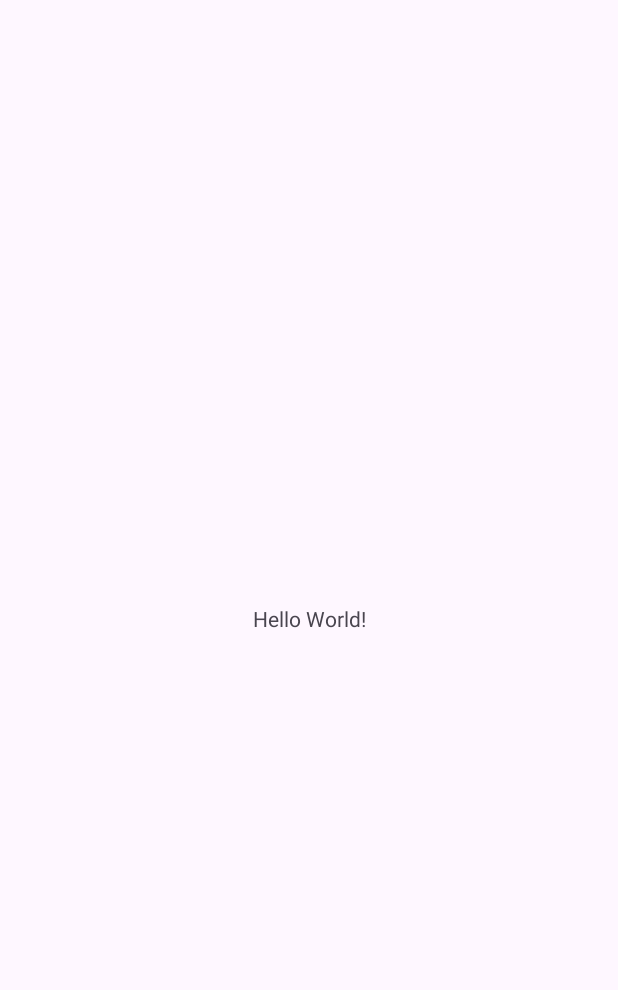
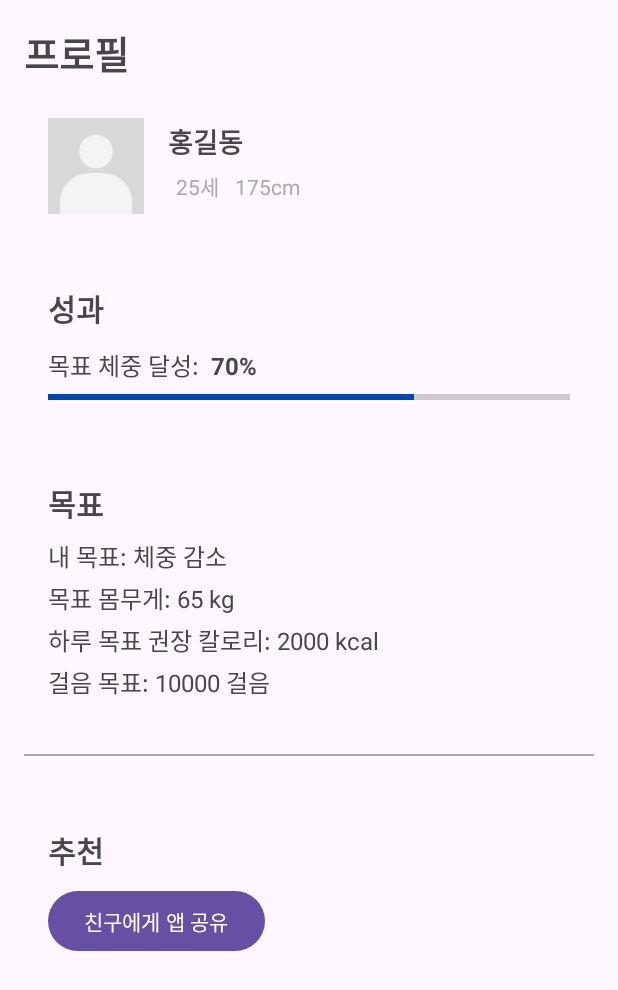
Before and after one commit to MJU-Mobile-Computing/frontend, an Android app: the screen it shows after launch (MainActivity before the commit, MyPageActivity after it), on a phone screen of 412 x 824 dp. Before the commit the part shown is almost empty. Shown: the top 990 px of the screen. Run offline under Robolectric (Android 15) with nearby library versions, the phone set to English and light mode, and no system bars.

Commit message:
마이MyPage êµ기능 및 UI 구현, 프로필 수정 기ëI 구현

```diff
--- a/app/src/main/AndroidManifest.xml
+++ b/app/src/main/AndroidManifest.xml
@@ -13,7 +13,7 @@
         android:theme="@style/Theme.MC_Project"
         tools:targetApi="31">
         <activity
-            android:name=".MainActivity"
+            android:name=".MyPageActivity"
             android:exported="true">
             <intent-filter>
                 <action android:name="android.intent.action.MAIN" />
@@ -21,6 +21,10 @@
                 <category android:name="android.intent.category.LAUNCHER" />
             </intent-filter>
         </activity>
+        <activity android:name=".EditProfileActivity"></activity>
+
     </application>
 
+
+
 </manifest>
--- /dev/null
+++ b/app/src/main/java/com/example/mc_project/MyPageActivity.kt
@@ -0,0 +1,36 @@
+package com.example.mc_project
+import android.os.Bundle
+import androidx.appcompat.app.AppCompatActivity
+import com.example.mc_project.databinding.ActivityMyPageBinding
+import android.content.Intent
+
+class MyPageActivity : AppCompatActivity() {
+    private lateinit var binding: ActivityMyPageBinding
+
+    override fun onCreate(savedInstanceState: Bundle?) {
+        super.onCreate(savedInstanceState)
+        binding = ActivityMyPageBinding.inflate(layoutInflater)
+        setContentView(binding.root)
+
+        // 프로필 정보 설정
+        binding.profile.setOnClickListener {
+            startActivity(Intent(this, EditProfileActivity::class.java))
+        }
+
+//        // 성과 설정
+//        binding.achievements.setOnClickListener {
+////            startActivity(Intent(this, EditAchievementsActivity::class.java))
+//        }
+//
+//        // 목표 설정
+//        binding.goals.setOnClickListener {
+////            startActivity(Intent(this, EditGoalsActivity::class.java))
+//        }
+//
+//        // 추천 설정
+//        binding.recommendation.setOnClickListener {
+////            startActivity(Intent(this, RecommendationsActivity::class.java))
+//        }
+
+    }
+}
--- /dev/null
+++ b/app/src/main/res/layout/activity_my_page.xml
@@ -0,0 +1,235 @@
+<?xml version="1.0" encoding="utf-8"?>
+<ScrollView xmlns:android="http://schemas.android.com/apk/res/android"
+    android:layout_width="match_parent"
+    android:layout_height="match_parent">
+
+    <LinearLayout
+        android:layout_width="match_parent"
+        android:layout_height="wrap_content"
+        android:orientation="vertical"
+        android:padding="16dp">
+        <TextView
+            android:layout_width="wrap_content"
+            android:layout_height="wrap_content"
+            android:text="프로필"
+            android:textSize="25sp"
+            android:textStyle="bold"
+            android:paddingBottom="8dp" />
+
+        <!-- 프로필 -->
+        <FrameLayout
+            android:id="@+id/profile"
+            android:layout_width="match_parent"
+            android:layout_height="wrap_content"
+            android:clickable="true"
+            android:focusable="true"
+            android:background="?attr/selectableItemBackground"
+            android:foreground="?attr/selectableItemBackground">
+
+            <!-- 프로필 내용 -->
+            <LinearLayout
+                android:layout_width="match_parent"
+                android:layout_height="wrap_content"
+                android:orientation="horizontal"
+                android:gravity="center_vertical"
+                android:padding="16dp">
+
+                <ImageView
+                    android:id="@+id/profile_image"
+                    android:layout_width="64dp"
+                    android:layout_height="64dp"
+                    android:src="@drawable/default_profile"
+                    android:layout_marginEnd="16dp"
+                    android:scaleType="centerCrop"
+                    android:clipToOutline="true"
+                    android:backgroundTint="?attr/colorAccent"
+                    android:elevation="4dp"/>
+
+                <LinearLayout
+                    android:layout_width="0dp"
+                    android:layout_height="wrap_content"
+                    android:layout_weight="1"
+                    android:orientation="vertical">
+
+                    <TextView
+                        android:id="@+id/profile_name"
+                        android:layout_width="wrap_content"
+                        android:layout_height="wrap_content"
+                        android:text="홍길동"
+                        android:textSize="18sp"
+                        android:textStyle="bold"/>
+
+                    <LinearLayout
+                        android:layout_width="wrap_content"
+                        android:layout_height="wrap_content"
+                        android:layout_weight="1"
+                        android:orientation="horizontal">
+                        <TextView
+                            android:id="@+id/profile_age"
+                            android:layout_width="wrap_content"
+                            android:layout_height="wrap_content"
+                            android:text="25세"
+                            android:textSize="14sp"
+                            android:layout_margin ="5dp"
+                            android:textColor="@android:color/darker_gray"/>
+                        <TextView
+                            android:id="@+id/profile_height"
+                            android:layout_width="wrap_content"
+                            android:layout_height="wrap_content"
+                            android:text="175cm"
+                            android:layout_margin ="5dp"
+                            android:textSize="14sp"
+                            android:textColor="@android:color/darker_gray"/>
+                    </LinearLayout>
+                </LinearLayout>
+            </LinearLayout>
+
+        </FrameLayout>
+
+        <!-- 성과 시각화 -->
+        <FrameLayout
+            android:id="@+id/achievements"
+            android:layout_width="match_parent"
+            android:layout_height="wrap_content"
+            android:layout_marginTop="16dp"
+            android:clickable="true"
+            android:focusable="true"
+            android:background="?attr/selectableItemBackgroundBorderless"
+            android:foreground="?attr/selectableItemBackground">
+
+            <!-- 성과 내용 -->
+            <LinearLayout
+                android:layout_width="match_parent"
+                android:layout_height="wrap_content"
+                android:orientation="vertical"
+                android:padding="16dp">
+
+                <TextView
+                    android:layout_width="wrap_content"
+                    android:layout_height="wrap_content"
+                    android:text="성과"
+                    android:textSize="20sp"
+                    android:textStyle="bold"
+                    android:paddingBottom="8dp" />
+
+                <LinearLayout
+                    android:layout_width="wrap_content"
+                    android:layout_height="wrap_content"
+                    android:orientation="horizontal">
+                    <TextView
+                        android:layout_width="wrap_content"
+                        android:layout_height="wrap_content"
+                        android:text="목표 체중 달성:  "
+                        android:textSize="16sp"
+                        android:paddingBottom="4dp" />
+                    <TextView
+                        android:layout_width="wrap_content"
+                        android:layout_height="wrap_content"
+                        android:textStyle="bold"
+                        android:text="70%"
+                        android:textSize="16sp"
+                        android:paddingTop="4dp" />
+                </LinearLayout>
+
+                <ProgressBar
+                    android:id="@+id/progress_bar"
+                    android:layout_width="match_parent"
+                    android:layout_height="wrap_content"
+                    android:progress="70"
+                    android:max="100"
+                    style="?android:attr/progressBarStyleHorizontal"
+                    android:progressTint="@color/progress_bar"/>
+            </LinearLayout>
+
+        </FrameLayout>
+
+        <!-- 목표 -->
+        <FrameLayout
+            android:id="@+id/goals"
+            android:layout_width="match_parent"
+            android:layout_height="wrap_content"
+            android:layout_marginTop="16dp"
+            android:clickable="true"
+            android:focusable="true"
+            android:background="?attr/selectableItemBackgroundBorderless"
+            android:foreground="?attr/selectableItemBackground">
+
+            <!-- 목표 내용 -->
+            <LinearLayout
+                android:layout_width="match_parent"
+                android:layout_height="wrap_content"
+                android:orientation="vertical"
+                android:padding="16dp">
+                <TextView
+                    android:layout_width="wrap_content"
+                    android:layout_height="wrap_content"
+                    android:text="목표"
+                    android:textSize="20sp"
+                    android:textStyle="bold"
+                    android:paddingBottom="8dp" />
+                <TextView
+                    android:layout_width="wrap_content"
+                    android:layout_height="wrap_content"
+                    android:text="내 목표: 체중 감소"
+                    android:textSize="16sp"
+                    android:paddingBottom="4dp" />
+
+                <TextView
+                    android:layout_width="wrap_content"
+                    android:layout_height="wrap_content"
+                    android:text="목표 몸무게: 65 kg"
+                    android:textSize="16sp"
+                    android:paddingBottom="4dp" />
+
+                <TextView
+                    android:layout_width="wrap_content"
+                    android:layout_height="wrap_content"
+                    android:text="하루 목표 권장 칼로리: 2000 kcal"
+                    android:textSize="16sp"
+                    android:paddingBottom="4dp" />
+                <TextView
+                    android:layout_width="wrap_content"
+                    android:layout_height="wrap_content"
+                    android:text="걸음 목표: 10000 걸음"
+                    android:textSize="16sp"
+                    android:paddingBottom="4dp" />
+            </LinearLayout>
+        </FrameLayout>
+
+        <View
+            android:layout_width="match_parent"
+            android:layout_height="1dp"
+            android:background="@android:color/darker_gray"
+            android:layout_marginVertical="16dp" />
+
+        <!-- 앱 추천 공유 영역 -->
+        <FrameLayout
+            android:layout_width="match_parent"
+            android:layout_height="wrap_content">
+            <LinearLayout
+                android:layout_width="match_parent"
+                android:layout_height="wrap_content"
+                android:orientation="vertical"
+                android:padding="16dp"
+                android:layout_marginTop="16dp"
+                android:background="?attr/selectableItemBackgroundBorderless">
+
+                <TextView
+                    android:layout_width="wrap_content"
+                    android:layout_height="wrap_content"
+                    android:text="추천"
+                    android:textSize="20sp"
+                    android:textStyle="bold"
+                    android:paddingBottom="8dp" />
+
+                <Button
+                    android:id="@+id/share_button"
+                    android:layout_width="wrap_content"
+                    android:layout_height="wrap_content"
+                    android:text="친구에게 앱 공유"
+                    android:onClick="onShareButtonClick"/>
+            </LinearLayout>
+        </FrameLayout>
+
+    </LinearLayout>
+</ScrollView>
--- a/app/src/main/res/values/colors.xml
+++ b/app/src/main/res/values/colors.xml
@@ -2,4 +2,5 @@
 <resources>
     <color name="black">#FF000000</color>
     <color name="white">#FFFFFFFF</color>
+    <color name="progress_bar">#0047AB</color>
 </resources>
--- a/app/src/main/res/values/strings.xml
+++ b/app/src/main/res/values/strings.xml
@@ -1,3 +1,7 @@
 <resources>
     <string name="app_name">MC_Project</string>
+    <string-array name="gender_array">
+        <item>남자</item>
+        <item>여자</item>
+    </string-array>
 </resources>
```
Also changed, not shown: app/src/main/java/com/example/mc_project/EditProfileActivity.kt (added, +129 -0 lines), app/src/main/res/layout/activity_editprofile.xml (added, +125 -0 lines), app/src/main/res/drawable/default_profile.png (added).
